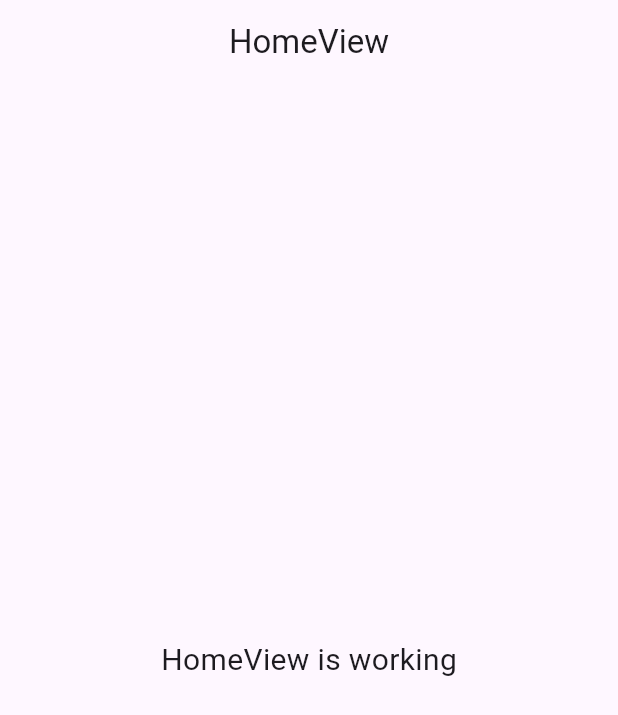
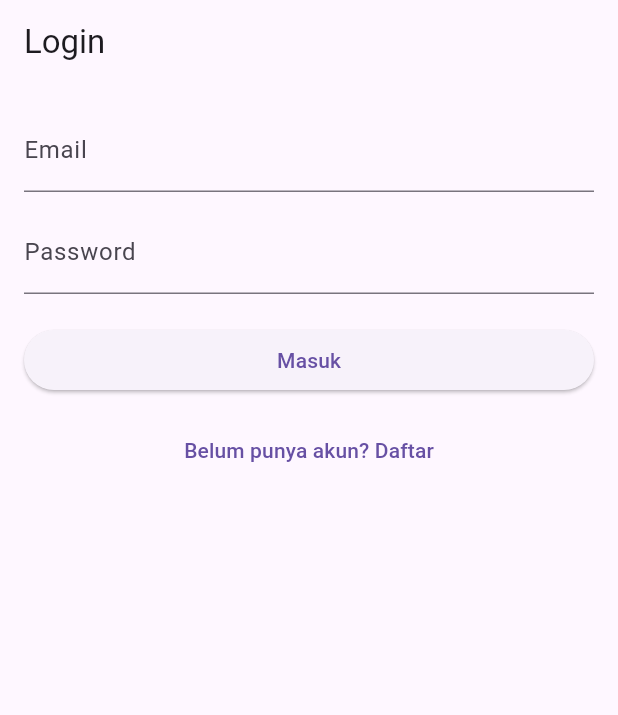
Before and after one commit to Admltfr/Plug-App, a Flutter app: the screen it shows after launch, on a phone screen of 412 x 824 dp. Shown: the top 715 px of the screen. Run offline on Flutter 3.47's test engine with Material 3 defaults, Android fonts, the phone set to English and light mode, and no system bars; our stand-ins replace dio, flutter_dotenv, get.

Commit message:
feat(auth): add login & register simple page with backend integration + chore(env): configute .env file

```diff
--- /dev/null
+++ b/lib/app/data/network/services/auth_service.dart
@@ -0,0 +1,53 @@
+import 'package:dio/dio.dart';
+import 'package:plug/app/data/network/api_client.dart';
+import 'package:plug/app/constants/app_enums.dart';
+
+class AuthService {
+  final ApiClient apiClient;
+  AuthService(this.apiClient);
+
+  Future<String> login({
+    required String email,
+    required String password,
+  }) async {
+    final Response response = await apiClient.public.post(
+      '/auth/login',
+      data: {'email': email, 'password': password},
+    );
+
+    final data = response.data;
+    final token =
+        data?['accessToken'] ??
+        data?['token'] ??
+        data?['access_token'] ??
+        data?['data']?['accessToken'] ??
+        data?['data']?['token'] ??
+        data?['data']?['access_token'];
+
+    if (token is! String || token.isEmpty) {
+      throw Exception('Token tidak ditemukan pada response.');
+    }
+
+    apiClient.authInterceptor.authToken = token;
+    return token;
+  }
+
+  Future<void> register({
+    required String name,
+    required String email,
+    required String password,
+    required String passwordConfirmation,
+    required UserRole role,
+  }) async {
+    await apiClient.public.post(
+      '/auth/register',
+      data: {
+        'name': name,
+        'email': email,
+        'password': password,
+        'password_confirmation': passwordConfirmation,
+        'role': role.apiValue, // SELLER | CUSTOMER
+      },
+    );
+  }
+}
--- /dev/null
+++ b/lib/app/modules/auth/login/controllers/login_controller.dart
@@ -0,0 +1,44 @@
+import 'package:flutter/material.dart';
+import 'package:get/get.dart';
+import 'package:plug/app/data/network/services/auth_service.dart';
+import 'package:plug/app/routes/app_pages.dart';
+
+class LoginController extends GetxController {
+  final AuthService authService;
+  LoginController({required this.authService});
+
+  final emailController = TextEditingController();
+  final passwordController = TextEditingController();
+  final isLoading = false.obs;
+
+  Future<void> login() async {
+    if (isLoading.value) return;
+    isLoading.value = true;
+    try {
+      await authService.login(
+        email: emailController.text.trim(),
+        password: passwordController.text,
+      );
+      Get.offAllNamed(Routes.HOME);
+    } catch (e) {
+      Get.snackbar(
+        'Login gagal',
+        e.toString(),
+        snackPosition: SnackPosition.BOTTOM,
+      );
+    } finally {
+      isLoading.value = false;
+    }
+  }
+
+  void goToRegister() {
+    Get.toNamed(Routes.REGISTER);
+  }
+
+  @override
+  void onClose() {
+    emailController.dispose();
+    passwordController.dispose();
+    super.onClose();
+  }
+}
--- /dev/null
+++ b/lib/app/modules/auth/login/views/login_view.dart
@@ -0,0 +1,55 @@
+import 'package:flutter/material.dart';
+import 'package:get/get.dart';
+import '../controllers/login_controller.dart';
+
+class LoginView extends GetView<LoginController> {
+  const LoginView({super.key});
+
+  @override
+  Widget build(BuildContext context) {
+    return Scaffold(
+      appBar: AppBar(title: const Text('Login')),
+      body: Padding(
+        padding: const EdgeInsets.all(16),
+        child: Column(
+          children: [
+            TextField(
+              controller: controller.emailController,
+              decoration: const InputDecoration(labelText: 'Email'),
+              keyboardType: TextInputType.emailAddress,
+            ),
+            const SizedBox(height: 12),
+            TextField(
+              controller: controller.passwordController,
+              decoration: const InputDecoration(labelText: 'Password'),
+              obscureText: true,
+            ),
+            const SizedBox(height: 20),
+            Obx(() {
+              return SizedBox(
+                width: double.infinity,
+                child: ElevatedButton(
+                  onPressed:
+                      controller.isLoading.value ? null : controller.login,
+                  child:
+                      controller.isLoading.value
+                          ? const SizedBox(
+                            width: 20,
+                            height: 20,
+                            child: CircularProgressIndicator(strokeWidth: 2),
+                          )
+                          : const Text('Masuk'),
+                ),
+              );
+            }),
+            const SizedBox(height: 12),
+            TextButton(
+              onPressed: controller.goToRegister,
+              child: const Text('Belum punya akun? Daftar'),
+            ),
+          ],
+        ),
+      ),
+    );
+  }
+}
--- a/lib/app/routes/app_routes.dart
+++ b/lib/app/routes/app_routes.dart
@@ -4,9 +4,13 @@ part of 'app_pages.dart';
 abstract class Routes {
   Routes._();
   static const HOME = _Paths.HOME;
+  static const LOGIN = _Paths.LOGIN;
+  static const REGISTER = _Paths.REGISTER;
 }
 
 abstract class _Paths {
   _Paths._();
   static const HOME = '/home';
+  static const LOGIN = '/login';
+  static const REGISTER = '/register';
 }
--- a/pubspec.yaml
+++ b/pubspec.yaml
@@ -61,7 +61,8 @@ flutter:
   uses-material-design: true
 
   # To add assets to your application, add an assets section, like this:
-  # assets:
+  assets:
+      - .env
   #   - images/a_dot_burr.jpeg
   #   - images/a_dot_ham.jpeg
 
```
Also changed, not shown: lib/app/constants/app_enums.dart (added, +21 -0 lines), lib/app/data/network/api_client.dart (+5 -3 lines), lib/app/modules/auth/login/bindings/login_binding.dart (added, +13 -0 lines), lib/app/modules/auth/register/bindings/register_binding.dart (added, +13 -0 lines), lib/app/modules/auth/register/controllers/register_controller.dart (added, +65 -0 lines), lib/app/modules/auth/register/views/register_view.dart (added, +83 -0 lines), lib/app/routes/app_pages.dart (+15 -1 lines), lib/main.dart (+8 -4 lines), 2 other files.
